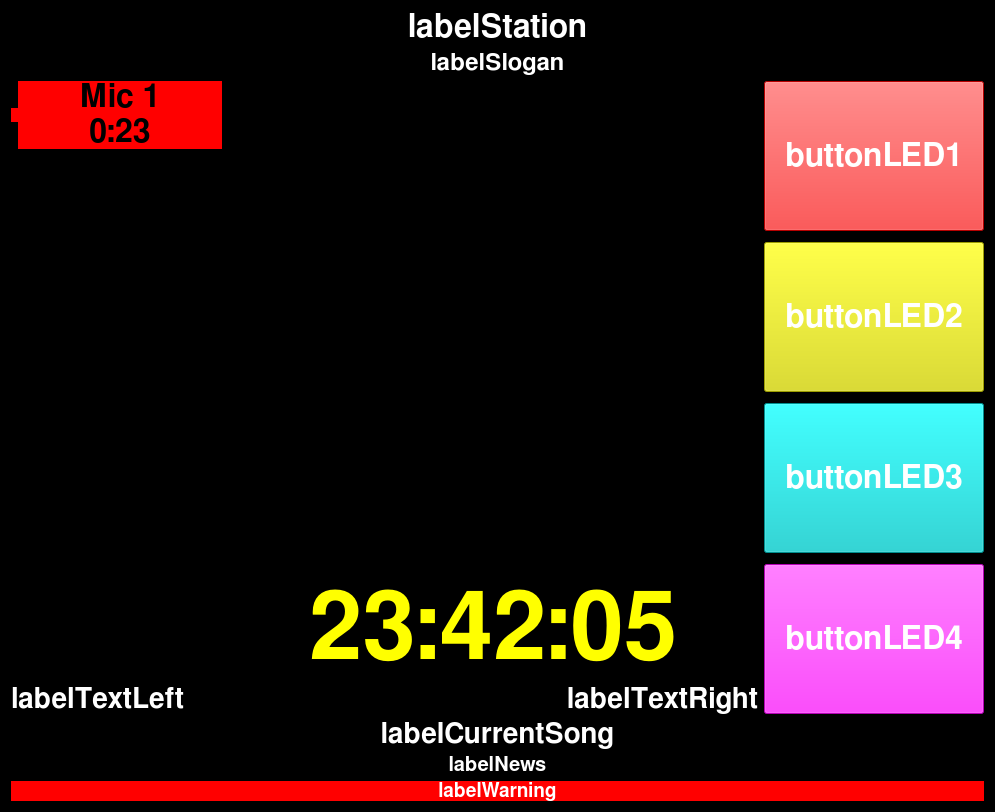
Qt form mainscreen.ui (saschaludwig/OnAirScreen) before a commit.
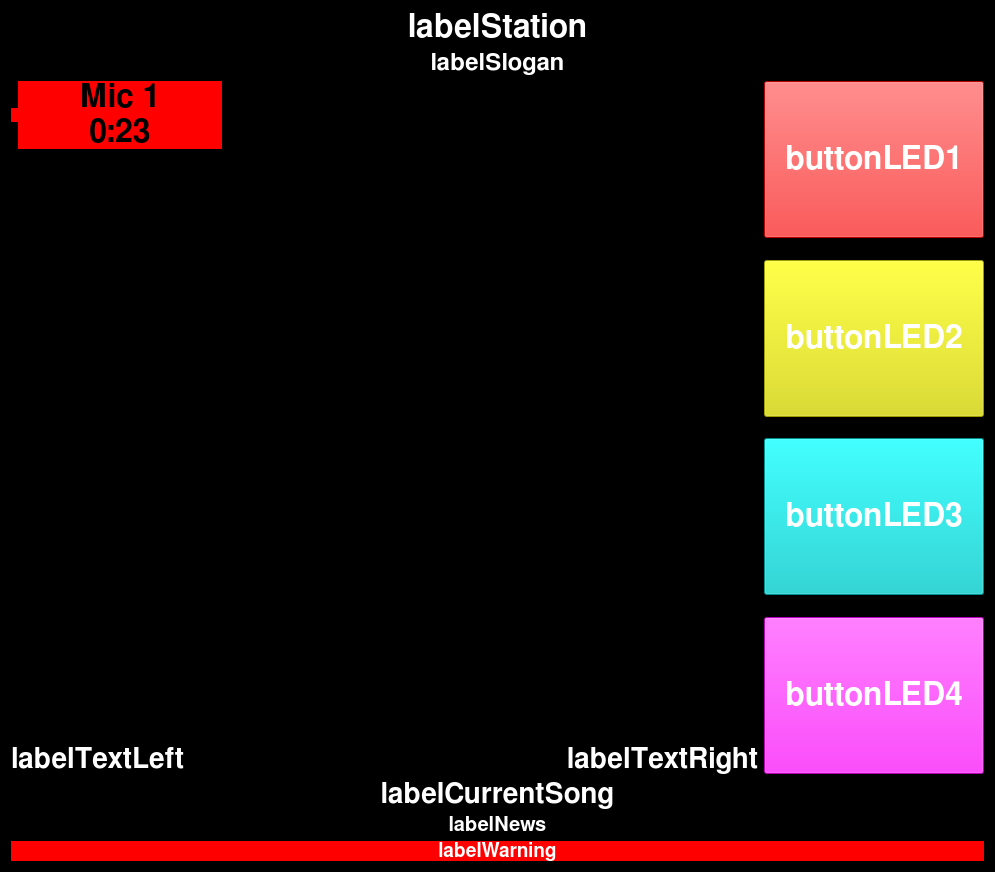
The same form after that commit. Icons and pictures are not drawn. Custom widgets are drawn as their Qt base class.

Commit message: removed time display from mainscreen, timer sync in clockwidget

What changed in the file:
```diff
--- a/mainscreen.ui
+++ b/mainscreen.ui
@@ -13,7 +13,7 @@
     <x>0</x>
     <y>0</y>
     <width>995</width>
-    <height>793</height>
+    <height>872</height>
    </rect>
   </property>
   <property name="minimumSize">
@@ -341,27 +341,6 @@
        </property>
       </widget>
      </item>
-     <item>
-      <widget class="QLabel" name="labelClock">
-       <property name="font">
-        <font>
-         <family>FreeSans</family>
-         <pointsize>72</pointsize>
-         <weight>75</weight>
-         <bold>true</bold>
-        </font>
-       </property>
-       <property name="styleSheet">
-        <string notr="true">color: rgb(255, 255, 0)</string>
-       </property>
-       <property name="text">
-        <string>23:42:05</string>
-       </property>
-       <property name="alignment">
-        <set>Qt::AlignCenter</set>
-       </property>
-      </widget>
-     </item>
     </layout>
    </item>
    <item row="1" column="2" rowspan="3">
```
The commit also changes 2 other files.
